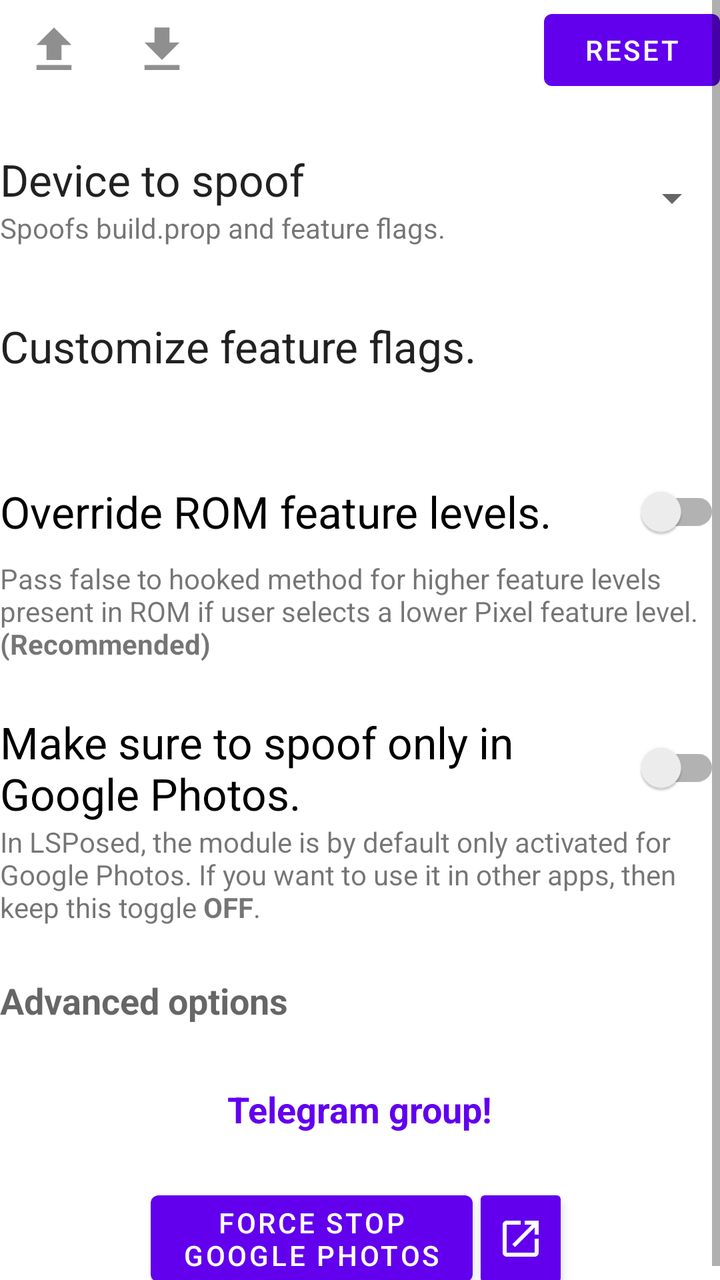
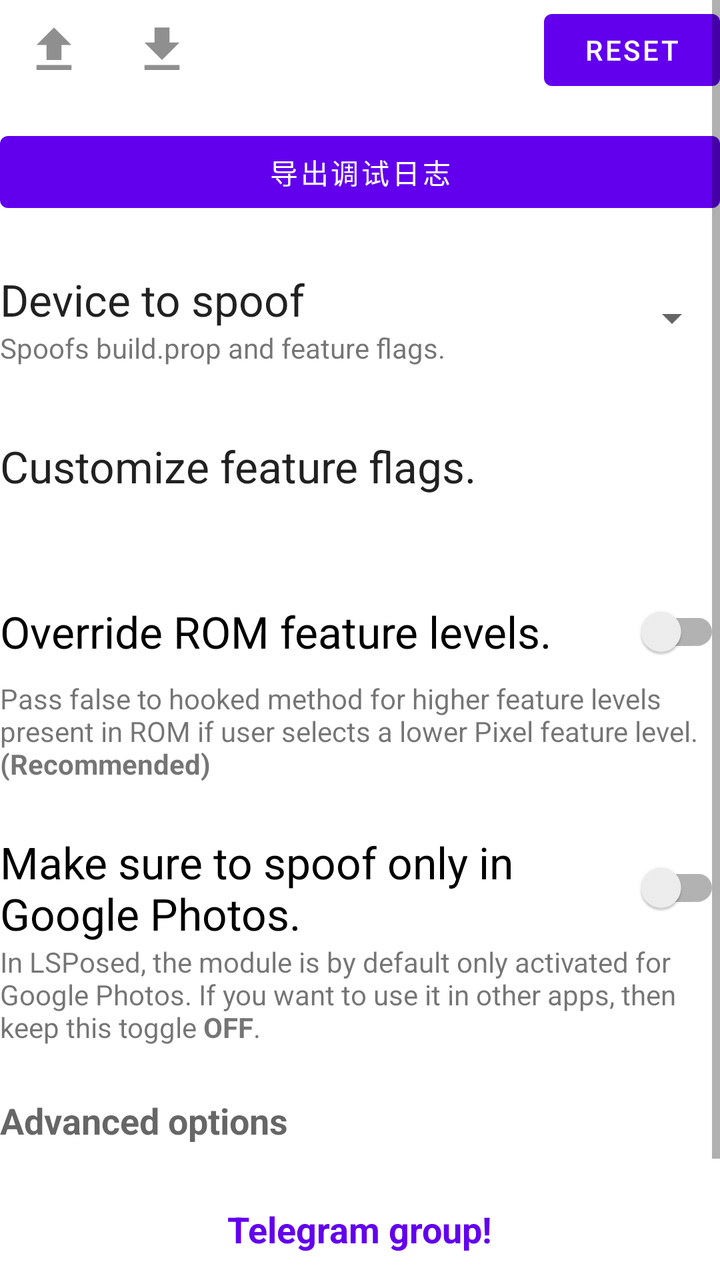

Screens rendered from an Android XML layout before and after an edit, with the pre-edit source and the edit as a unified diff.
<!-- AndroidManifest.xml: application theme Theme.PixelifyGooglePhotos -->
<!-- res/layout/activity_main.xml -->
<?xml version="1.0" encoding="utf-8"?>
<ScrollView xmlns:android="http://schemas.android.com/apk/res/android"
    android:orientation="vertical"
    android:layout_width="match_parent"
    android:layout_height="match_parent"
    android:fillViewport="true"
    android:layout_margin="25dp"
    android:id="@+id/root_view_for_snackbar"
    >

    <LinearLayout
        android:layout_width="match_parent"
        android:layout_height="match_parent"
        android:orientation="vertical"
        android:gravity="center"
        >

        <LinearLayout
            android:layout_width="match_parent"
            android:layout_height="wrap_content"
            android:orientation="horizontal"
            android:gravity="center_vertical"
            >

            <ImageButton
                android:layout_width="wrap_content"
                android:layout_height="wrap_content"
                android:src="@drawable/ic_export"
                android:backgroundTint="@android:color/white"
                android:contentDescription="@string/export_config"
                android:id="@+id/conf_export"
                />

            <ImageButton
                android:layout_width="wrap_content"
                android:layout_height="wrap_content"
                android:src="@drawable/ic_import"
                android:backgroundTint="@android:color/white"
                android:contentDescription="@string/import_config"
                android:id="@+id/conf_import"
                />

            <Space
                android:layout_width="0dp"
                android:layout_weight="1"
                android:layout_height="wrap_content"/>

            <Button
                android:layout_width="wrap_content"
                android:layout_height="wrap_content"
                android:text="@string/reset"
                android:id="@+id/reset_settings"
                />

        </LinearLayout>

        <Space
            android:layout_width="wrap_content"
            android:layout_height="25dp"/>

        <LinearLayout
            android:layout_width="match_parent"
            android:layout_height="wrap_content"
            android:orientation="horizontal"
            android:gravity="center_vertical"
            >

            <LinearLayout
                android:layout_width="0dp"
                android:layout_weight="1"
                android:layout_height="wrap_content"
                android:orientation="vertical">

                <TextView
                    android:layout_width="wrap_content"
                    android:layout_height="wrap_content"
                    android:text="@string/device_to_spoof"
                    android:textAppearance="?android:attr/textAppearanceLarge"/>

                <TextView
                    android:layout_width="wrap_content"
                    android:layout_height="wrap_content"
                    android:text="@string/spoofs_build_and_features"/>

            </LinearLayout>

            <Spinner
                android:layout_width="wrap_content"
                android:layout_height="wrap_content"
                android:id="@+id/device_spoofer_spinner"/>

        </LinearLayout>

        <Space
            android:layout_width="wrap_content"
            android:layout_height="25dp"/>

        <LinearLayout
            android:layout_width="match_parent"
            android:layout_height="wrap_content"
            android:orientation="vertical"
            android:clickable="true"
            android:focusable="true"
            android:paddingTop="10dp"
            android:foreground="?android:attr/selectableItemBackground"
            android:id="@+id/customize_feature_flags"
            >

            <TextView
                android:layout_width="match_parent"
                android:layout_height="wrap_content"
                android:text="@string/customize_feature_flags"
                android:textAppearance="?android:attr/textAppearanceLarge"
                />

            <TextView
                android:layout_width="wrap_content"
                android:layout_height="wrap_content"
                android:text="@string/feature_flags_changed"
                android:textColor="?android:attr/colorPrimary"
                android:alpha="0.0"
                android:id="@+id/feature_flags_changed"
                />

        </LinearLayout>

        <Space
            android:layout_width="wrap_content"
            android:layout_height="25dp"/>

        <androidx.appcompat.widget.SwitchCompat
            android:layout_width="match_parent"
            android:layout_height="wrap_content"
            android:text="@string/override_rom_feature_levels"
            android:textAppearance="?android:attr/textAppearanceLarge"
            android:id="@+id/override_rom_feature_levels"/>

        <TextView
            android:layout_width="match_parent"
            android:layout_height="wrap_content"
            android:text="@string/override_rom_feature_levels_desc"
            android:textAppearance="?android:attr/textAppearanceSmall"/>

        <Space
            android:layout_width="wrap_content"
            android:layout_height="25dp"/>

        <androidx.appcompat.widget.SwitchCompat
            android:layout_width="match_parent"
            android:layout_height="wrap_content"
            android:text="@string/spoof_only_in_google_photos"
            android:textAppearance="?android:attr/textAppearanceLarge"
            android:id="@+id/spoof_only_in_google_photos_switch"/>

        <TextView
            android:layout_width="match_parent"
            android:layout_height="wrap_content"
            android:text="@string/spoof_only_in_google_photos_desc"
            android:textAppearance="?android:attr/textAppearanceSmall"/>

        <Space
            android:layout_width="wrap_content"
            android:layout_height="15dp"/>

        <TextView
            android:layout_width="match_parent"
            android:layout_height="wrap_content"
            android:text="@string/advanced_options"
            android:textAppearance="?android:attr/textAppearanceMedium"
            android:textStyle="bold"
            android:clickable="true"
            android:focusable="true"
            android:paddingTop="10dp"
            android:paddingBottom="10dp"
            android:foreground="?android:attr/selectableItemBackground"
            android:id="@+id/advanced_options"
            />

        <Space
            android:layout_width="wrap_content"
            android:layout_height="15dp"/>

        <TextView
            android:layout_width="wrap_content"
            android:layout_height="wrap_content"
            android:text="@string/update_available"
            android:textColor="@color/red"
            android:clickable="true"
            android:focusable="true"
            android:textStyle="bold"
            android:textAppearance="?android:attr/textAppearanceMedium"
            android:foreground="?android:attr/selectableItemBackground"
            android:visibility="gone"
            android:id="@+id/update_available_link"
            />

        <Space
            android:layout_width="wrap_content"
            android:layout_height="5dp"/>

        <TextView
            android:layout_width="wrap_content"
            android:layout_height="wrap_content"
            android:text="@string/telegram_group"
            android:textColor="?android:attr/colorPrimary"
            android:clickable="true"
            android:focusable="true"
            android:textStyle="bold"
            android:textAppearance="?android:attr/textAppearanceMedium"
            android:foreground="?android:attr/selectableItemBackground"
            android:id="@+id/telegram_group"
            />

        <Space
            android:layout_width="wrap_content"
            android:layout_height="25dp"/>

        <RelativeLayout
            android:layout_width="wrap_content"
            android:layout_height="wrap_content"
            >

            <Button
                android:layout_width="wrap_content"
                android:layout_height="wrap_content"
                android:text="@string/force_stop_google_photos"
                android:elevation="3dp"
                android:id="@+id/force_stop_google_photos"
                />

            <ImageButton
                android:layout_width="wrap_content"
                android:layout_height="wrap_content"
                android:layout_toEndOf="@id/force_stop_google_photos"
                android:layout_alignTop="@id/force_stop_google_photos"
                android:layout_alignBottom="@id/force_stop_google_photos"
                android:backgroundTint="?android:attr/colorPrimary"
                android:contentDescription="@string/open_google_photos"
                android:src="@drawable/ic_open"
                android:elevation="3dp"
                android:id="@+id/open_google_photos"
                />

        </RelativeLayout>

    </LinearLayout>

</ScrollView>
<!-- resources referenced by this layout -->
<resources>
  <color name="red">#C62828</color>
  <!-- drawable ic_export (drawable) -->
  <vector android:height="30dp" android:tint="#8F8F8F"
      android:viewportHeight="24" android:viewportWidth="24"
      android:width="30dp" xmlns:android="http://schemas.android.com/apk/res/android">
      <path android:fillColor="@android:color/white" android:pathData="M9,16h6v-6h4l-7,-7 -7,7h4zM5,18h14v2L5,20z"/>
  </vector>
  <!-- drawable ic_import (drawable) -->
  <vector android:height="30dp" android:tint="#8F8F8F"
      android:viewportHeight="24" android:viewportWidth="24"
      android:width="30dp" xmlns:android="http://schemas.android.com/apk/res/android">
      <path android:fillColor="@android:color/white" android:pathData="M5,20h14v-2H5V20zM19,9h-4V3H9v6H5l7,7L19,9z"/>
  </vector>
  <!-- drawable ic_open (drawable) -->
  <vector android:height="24dp" android:tint="#FFFFFF"
      android:viewportHeight="24" android:viewportWidth="24"
      android:width="24dp" xmlns:android="http://schemas.android.com/apk/res/android">
      <path android:fillColor="@android:color/white" android:pathData="M19,19H5V5h7V3H5c-1.11,0 -2,0.9 -2,2v14c0,1.1 0.89,2 2,2h14c1.1,0 2,-0.9 2,-2v-7h-2v7zM14,3v2h3.59l-9.83,9.83 1.41,1.41L19,6.41V10h2V3h-7z"/>
  </vector>
  <string name="advanced_options">Advanced options</string>
  <string name="customize_feature_flags">Customize feature flags.</string>
  <string name="device_to_spoof">Device to spoof</string>
  <string name="export_config">Export configuration</string>
  <string name="feature_flags_changed">Feature flags changed!</string>
  <string name="force_stop_google_photos">Force stop\nGoogle Photos</string>
  <string name="import_config">Import configuration</string>
  <string name="open_google_photos">Open Google Photos</string>
  <string name="override_rom_feature_levels">Override ROM feature levels.</string>
  <string name="override_rom_feature_levels_desc">Pass false to hooked method for higher feature levels present in ROM
      if user selects a lower Pixel feature level. <b>(Recommended)</b></string>
  <string name="reset">Reset</string>
  <string name="spoof_only_in_google_photos">Make sure to spoof only in Google Photos.</string>
  <string name="spoof_only_in_google_photos_desc">In LSPosed, the module is by default only activated for Google Photos.
      If you want to use it in other apps, then keep this toggle <b>OFF</b>.</string>
  <string name="spoofs_build_and_features">Spoofs build.prop and feature flags.</string>
  <string name="telegram_group">Telegram group!</string>
  <string name="update_available">App update available!</string>
  <style name="Theme.PixelifyGooglePhotos" parent="Theme.MaterialComponents.DayNight.DarkActionBar">
          
          <item name="colorPrimary">@color/purple_500</item>
          <item name="colorPrimaryVariant">@color/purple_700</item>
          <item name="colorOnPrimary">@color/white</item>
          
          <item name="colorSecondary">@color/teal_200</item>
          <item name="colorSecondaryVariant">@color/teal_700</item>
          <item name="colorOnSecondary">@color/black</item>
          
          <item name="android:statusBarColor" tools:targetApi="l">?attr/colorPrimaryVariant</item>
          
          <item name="colorAccent">@color/purple_500</item>
      </style>
  <color name="purple_500">#FF6200EE</color>
  <color name="purple_700">#FF3700B3</color>
  <color name="white">#FFFFFFFF</color>
  <color name="teal_200">#FF03DAC5</color>
  <color name="teal_700">#FF018786</color>
  <color name="black">#FF000000</color>
</resources>

<!-- the commit's change to res/layout/activity_main.xml (unified diff, before → after) -->
@@ -54,6 +54,14 @@
 
         </LinearLayout>
 
+        <Button
+            android:layout_width="match_parent"
+            android:layout_height="wrap_content"
+            android:layout_marginTop="12dp"
+            android:text="@string/export_debug_log"
+            android:id="@+id/export_debug_log"
+            />
+
         <Space
             android:layout_width="wrap_content"
             android:layout_height="25dp"/>
<!-- resource entries referenced after the edit -->
@@ -23,6 +23,7 @@
   <string name="customize_feature_flags">Customize feature flags.</string>
   <string name="device_to_spoof">Device to spoof</string>
   <string name="export_config">Export configuration</string>
+  <string name="export_debug_log">导出调试日志</string>
   <string name="feature_flags_changed">Feature flags changed!</string>
   <string name="force_stop_google_photos">Force stop\nGoogle Photos</string>
   <string name="import_config">Import configuration</string>
